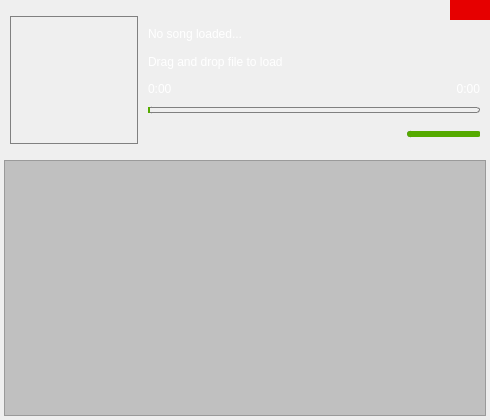
Before: the Qt Designer form mainwindow.ui in BLumia/pineapple-music, drawn with Qt 5.
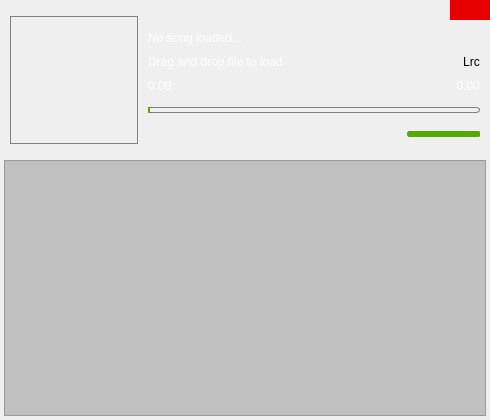
After: the same form once the commit is applied. Icons and pictures are not drawn. Custom widgets are drawn as their Qt base class.

Commit message: feat: basic lyrics support

The edit to the form file:
```diff
--- a/mainwindow.ui
+++ b/mainwindow.ui
@@ -315,11 +315,37 @@
             </widget>
            </item>
            <item>
-            <widget class="QLabel" name="propLabel">
-             <property name="text">
-              <string>Drag and drop file to load</string>
+            <layout class="QHBoxLayout" name="horizontalLayout_2">
+             <property name="spacing">
+              <number>0</number>
              </property>
-            </widget>
+             <item>
+              <widget class="QLabel" name="propLabel">
+               <property name="text">
+                <string>Drag and drop file to load</string>
+               </property>
+              </widget>
+             </item>
+             <item>
+              <widget class="QPushButton" name="lrcBtn">
+               <property name="sizePolicy">
+                <sizepolicy hsizetype="Fixed" vsizetype="Fixed">
+                 <horstretch>0</horstretch>
+                 <verstretch>0</verstretch>
+                </sizepolicy>
+               </property>
+               <property name="text">
+                <string comment="Lyrics">Lrc</string>
+               </property>
+               <property name="iconSize">
+                <size>
+                 <width>20</width>
+                 <height>20</height>
+                </size>
+               </property>
+              </widget>
+             </item>
+            </layout>
            </item>
            <item>
             <layout class="QHBoxLayout" name="playbackTimeLayout">
```
Left out of the diff: 6 changed lines with no effect on the pictures. The commit also changes 10 other files.
